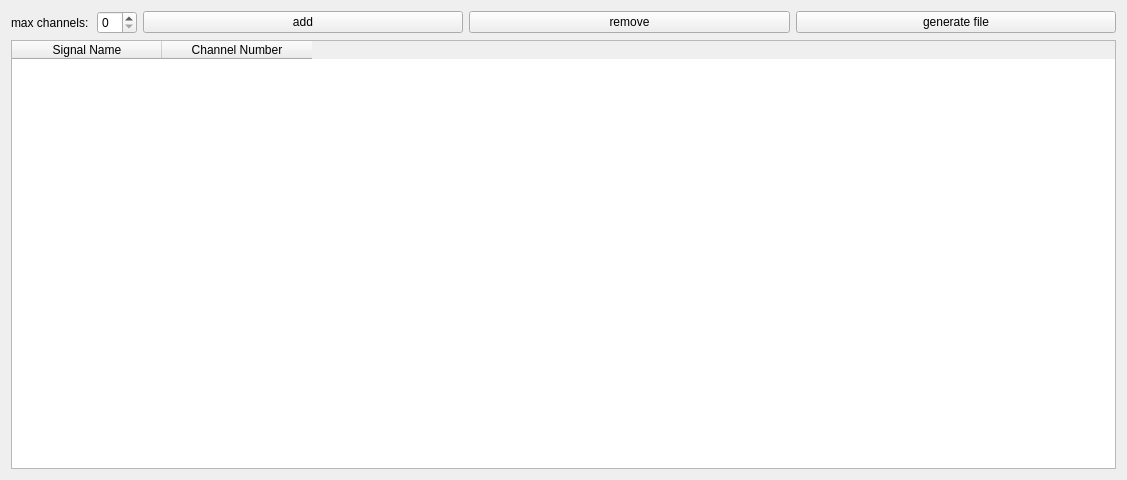
Before: the Qt Designer form src/ATE_spyder/ate_spyder/widgets/actions_on/program/SignalToChannelTab.ui in Semi-ATE/Semi-ATE, drawn with Qt 5.
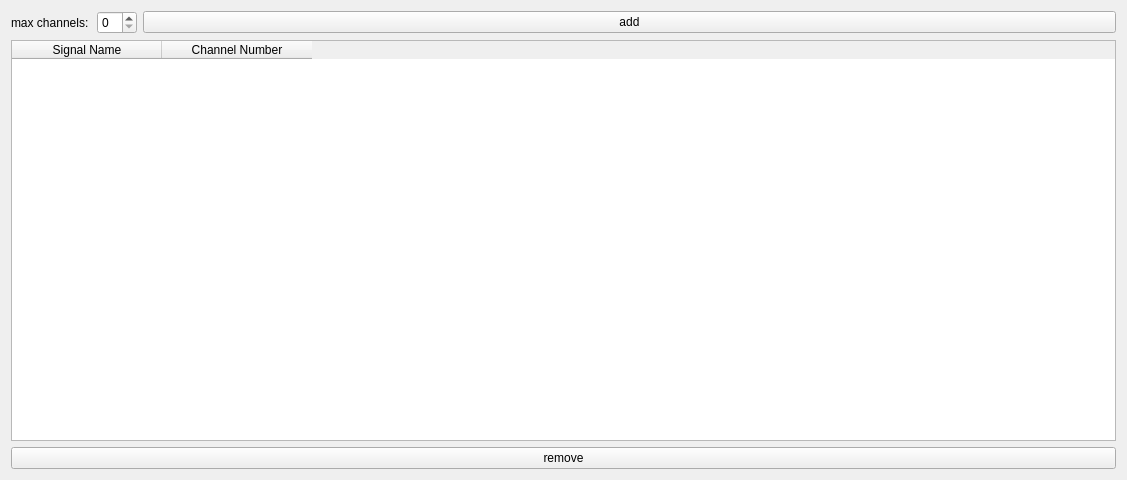
After: the same form once the commit is applied.

```diff
--- a/src/ATE_spyder/ate_spyder/widgets/actions_on/program/SignalToChannelTab.ui
+++ b/src/ATE_spyder/ate_spyder/widgets/actions_on/program/SignalToChannelTab.ui
@@ -39,6 +39,13 @@
        </column>
       </widget>
      </item>
+     <item row="1" column="0">
+      <widget class="QPushButton" name="remove_button">
+       <property name="text">
+        <string>remove</string>
+       </property>
+      </widget>
+     </item>
     </layout>
    </item>
    <item row="0" column="0">
@@ -88,20 +95,6 @@
        </property>
       </widget>
      </item>
-     <item>
-      <widget class="QPushButton" name="remove_button">
-       <property name="text">
-        <string>remove</string>
-       </property>
-      </widget>
-     </item>
-     <item>
-      <widget class="QPushButton" name="generate_button">
-       <property name="text">
-        <string>generate file</string>
-       </property>
-      </widget>
-     </item>
     </layout>
    </item>
   </layout>
```
